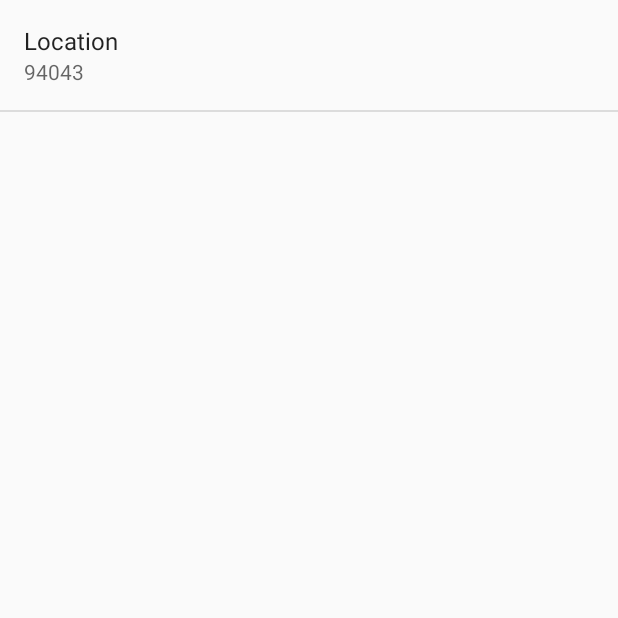
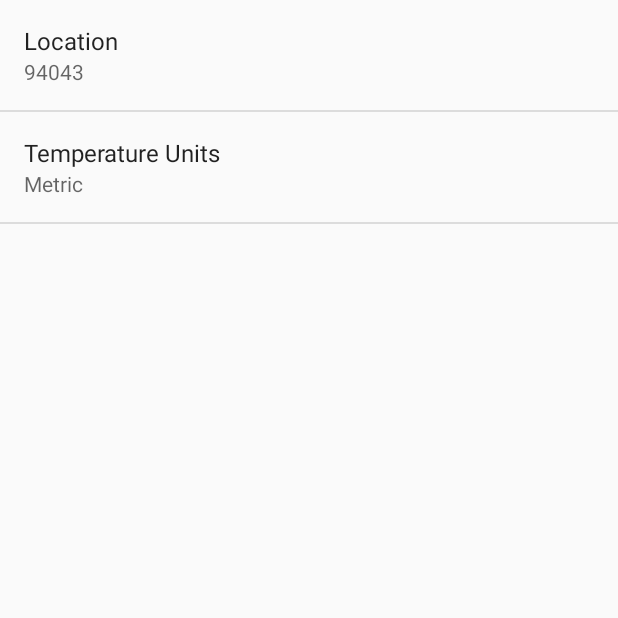
Before and after one commit to adeleong/Sunshine, an Android app: the SettingsActivity screen opened directly, with no data from a screen before it, on a phone screen of 412 x 824 dp, the top half of it. Run offline under Robolectric (Android 15) with nearby library versions, the phone set to English and light mode, and no system bars.

Commit message:
4to commit Lesson 3

```diff
--- a/app/src/main/java/com/example/android/sunshine/app/SettingsActivity.java
+++ b/app/src/main/java/com/example/android/sunshine/app/SettingsActivity.java
@@ -30,7 +30,9 @@ public class SettingsActivity extends PreferenceActivity
 
         // For all preferences, attach an OnPreferenceChangeListener so the UI summary can be
         // updated when the preference changes.
+        //bindPreferenceSummaryToValue(findPreference(getString(R.string.pref_location_key)));
         bindPreferenceSummaryToValue(findPreference(getString(R.string.pref_location_key)));
+        bindPreferenceSummaryToValue(findPreference(getString(R.string.pref_units_key)));
     }
 
     /**
--- /dev/null
+++ b/app/src/main/res/values/arrays.xml
@@ -0,0 +1,12 @@
+<?xml version="1.0" encoding="utf-8"?>
+<resources>
+    <string-array name="pref_units_options">
+        <item>@string/pref_units_label_metric</item>
+        <item>@string/pref_units_label_imperial</item>
+    </string-array>
+
+    <string-array name="pref_units_values">
+        <item>@string/pref_units_metric</item>
+        <item>@string/pref_units_imperial</item>
+    </string-array>
+</resources>
--- a/app/src/main/res/values/strings.xml
+++ b/app/src/main/res/values/strings.xml
@@ -8,13 +8,31 @@
     <string name="title_activity_detail">Details</string>
     <string name="title_activity_settings">Settings</string>
     <!-- Label for the location preference [CHAR LIMIT=30] -->
-      <string name="pref_location_label">Location</string>
+    <string name="pref_location_label">Location</string>
 
-      <!-- Key name for storing location in SharedPreferences [CHAR LIMIT=NONE] -->
-      <string name="pref_location_key" translatable="false">location</string>
+    <!-- Key name for storing location in SharedPreferences [CHAR LIMIT=NONE] -->
+    <string name="pref_location_key" translatable="false">location</string>
 
-      <!-- Default postal code for location preference [CHAR LIMIT=NONE] -->
-      <string name="pref_location_default" translatable="false">94043</string>
+    <!-- Default postal code for location preference [CHAR LIMIT=NONE] -->
+    <string name="pref_location_default" translatable="false">94043</string>
+
+    <!-- Label for the temperature units preference [CHAR LIMIT=30] -->
+    <string name="pref_units_label">Temperature Units</string>
+
+    <!-- Label for metric option in temperature unit preference [CHAR LIMIT=25] -->
+    <string name="pref_units_label_metric">Metric</string>
+
+    <!-- Label for imperial option in temperature unit preference [CHAR LIMIT=25] -->
+    <string name="pref_units_label_imperial">Imperial</string>
+
+    <!-- Key name for temperature unit preference in SharedPreferences [CHAR LIMIT=NONE] -->
+    <string name="pref_units_key" translatable="false">units</string>
+
+    <!-- Value in SharedPreferences for metric temperature unit option [CHAR LIMIT=NONE] -->
+    <string name="pref_units_metric" translatable="false">metric</string>
+
+    <!-- Value in SharedPreferences for imperial temperature unit option [CHAR LIMIT=NONE] -->
+    <string name="pref_units_imperial" translatable="false">imperial</string>
 
 
 </resources>
--- a/app/src/main/res/xml/pref_general.xml
+++ b/app/src/main/res/xml/pref_general.xml
@@ -9,4 +9,11 @@
            android:defaultValue="@string/pref_location_default"
            android:inputType="text"
            android:singleLine="true" />
+    <ListPreference
+        android:title="@string/pref_units_label"
+        android:key="@string/pref_units_key"
+        android:defaultValue="@string/pref_units_metric"
+        android:entryValues="@array/pref_units_values"
+        android:entries="@array/pref_units_options" />
+
 </PreferenceScreen>
```
Also changed, not shown: app/src/main/java/com/example/android/sunshine/app/ForecastFragment.java (+24 -2 lines).
